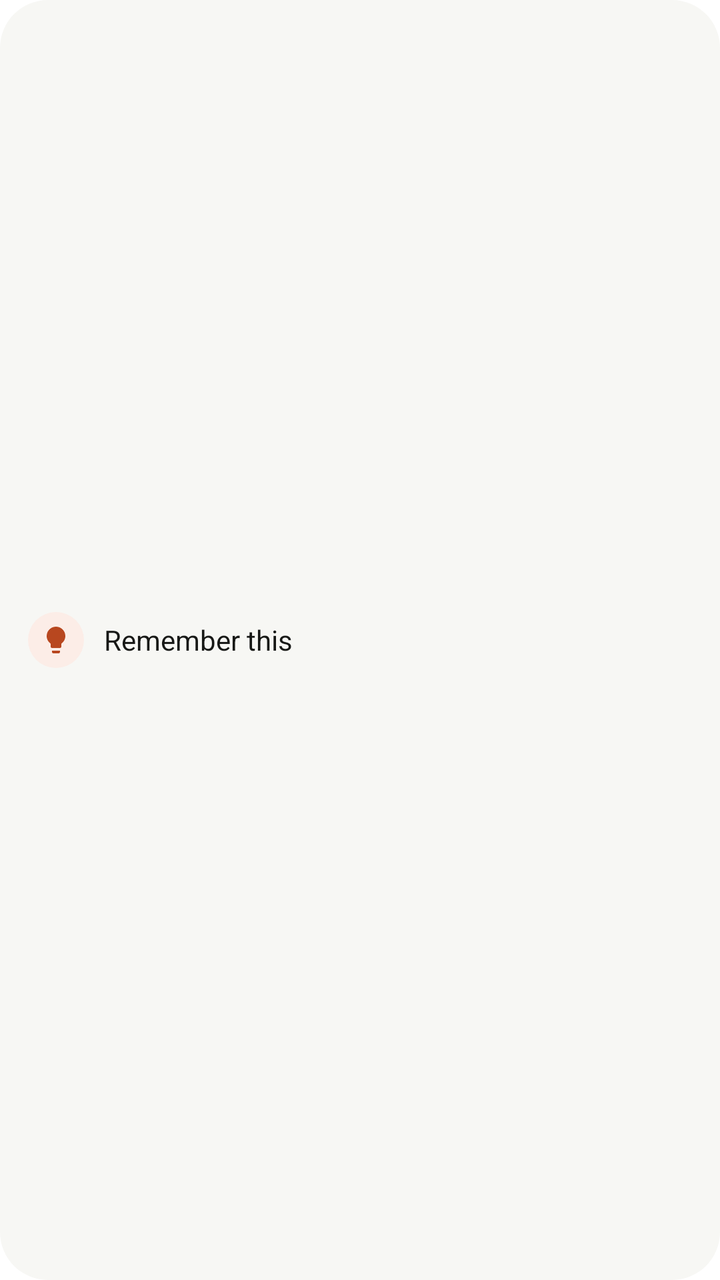
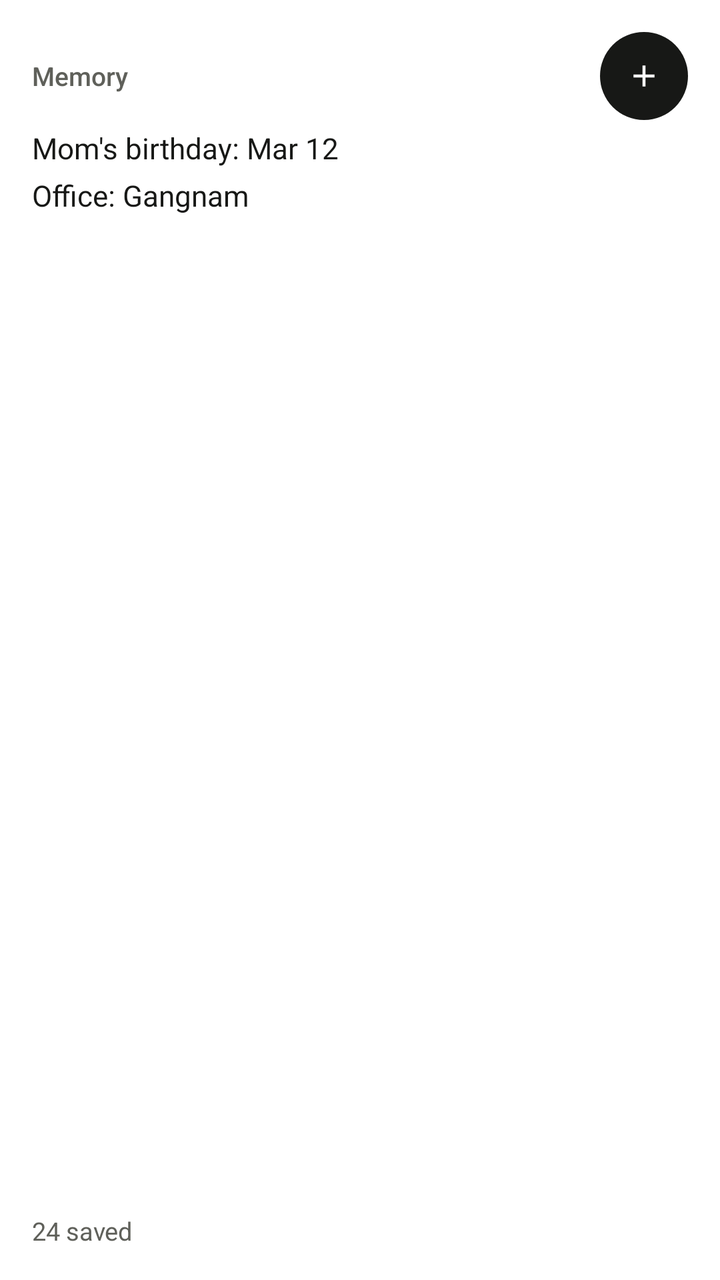

Compare the two renders of this Android layout. The source of the first and the diff that turns it into the second are given below.
<!-- AndroidManifest.xml: fallback theme Theme.MaterialComponents.DayNight.NoActionBar -->
<!-- res/layout/widget_preview_memory.xml -->
<?xml version="1.0" encoding="utf-8"?>
<LinearLayout xmlns:android="http://schemas.android.com/apk/res/android"
    android:layout_width="match_parent"
    android:layout_height="match_parent"
    android:background="@drawable/widget_preview_bg"
    android:gravity="center_vertical"
    android:orientation="horizontal"
    android:padding="14dp">

    <ImageView
        android:layout_width="28dp"
        android:layout_height="28dp"
        android:background="@drawable/widget_preview_dot"
        android:importantForAccessibility="no"
        android:padding="6dp"
        android:src="@drawable/ic_widget_bulb"
        android:tint="@color/widget_preview_accent" />

    <TextView
        android:layout_width="0dp"
        android:layout_height="wrap_content"
        android:layout_marginStart="10dp"
        android:layout_weight="1"
        android:maxLines="3"
        android:text="@string/widget_memory_preview"
        android:textColor="@color/widget_preview_text"
        android:textSize="14sp" />
</LinearLayout>
<!-- resources referenced by this layout -->
<resources>
  <color name="widget_preview_accent">#FFB8471F</color>
  <color name="widget_preview_text">#FF171816</color>
  <!-- drawable ic_widget_bulb (drawable) -->
  <?xml version="1.0" encoding="utf-8"?>
  <vector xmlns:android="http://schemas.android.com/apk/res/android"
      android:width="24dp"
      android:height="24dp"
      android:viewportWidth="24"
      android:viewportHeight="24">
      <path
          android:fillColor="#FFFFFFFF"
          android:pathData="M9,21c0,0.55 0.45,1 1,1h4c0.55,0 1,-0.45 1,-1v-1H9v1zM12,2C8.14,2 5,5.14 5,9c0,2.38 1.19,4.47 3,5.74V17c0,0.55 0.45,1 1,1h6c0.55,0 1,-0.45 1,-1v-2.26c1.81,-1.27 3,-3.36 3,-5.74 0,-3.86 -3.14,-7 -7,-7z" />
  </vector>
  <!-- drawable widget_preview_bg (drawable) -->
  <?xml version="1.0" encoding="utf-8"?>
  <shape xmlns:android="http://schemas.android.com/apk/res/android" android:shape="rectangle">
      <solid android:color="@color/widget_preview_bg" />
      <corners android:radius="24dp" />
  </shape>
  <!-- drawable widget_preview_dot (drawable) -->
  <?xml version="1.0" encoding="utf-8"?>
  <shape xmlns:android="http://schemas.android.com/apk/res/android" android:shape="oval">
      <solid android:color="@color/widget_preview_dot" />
  </shape>
  <string name="widget_memory_preview">Remember this</string>
  <color name="widget_preview_bg">#FFF7F7F4</color>
  <color name="widget_preview_dot">#FFFCEDE7</color>
</resources>

<!-- the commit's change to res/layout/widget_preview_memory.xml (unified diff, before → after) -->
@@ -3,26 +3,57 @@
     android:layout_width="match_parent"
     android:layout_height="match_parent"
     android:background="@drawable/widget_preview_bg"
-    android:gravity="center_vertical"
-    android:orientation="horizontal"
-    android:padding="14dp">
+    android:orientation="vertical"
+    android:padding="16dp">
 
-    <ImageView
-        android:layout_width="28dp"
-        android:layout_height="28dp"
-        android:background="@drawable/widget_preview_dot"
-        android:importantForAccessibility="no"
-        android:padding="6dp"
-        android:src="@drawable/ic_widget_bulb"
-        android:tint="@color/widget_preview_accent" />
+    <LinearLayout
+        android:layout_width="match_parent"
+        android:layout_height="wrap_content"
+        android:gravity="center_vertical"
+        android:orientation="horizontal">
+
+        <TextView
+            android:layout_width="0dp"
+            android:layout_height="wrap_content"
+            android:layout_weight="1"
+            android:text="@string/widget_memory_preview_title"
+            android:textColor="@color/widget_preview_sub"
+            android:textSize="13sp"
+            android:fontFamily="sans-serif-medium" />
+
+        <ImageView
+            android:layout_width="44dp"
+            android:layout_height="44dp"
+            android:background="@drawable/widget_preview_round_ink"
+            android:contentDescription="@string/widget_memory_preview"
+            android:padding="13dp"
+            android:src="@drawable/ic_widget_add"
+            android:tint="@color/widget_preview_on_ink" />
+    </LinearLayout>
 
     <TextView
-        android:layout_width="0dp"
+        android:layout_width="match_parent"
         android:layout_height="wrap_content"
-        android:layout_marginStart="10dp"
+        android:layout_marginTop="4dp"
+        android:maxLines="1"
+        android:text="@string/widget_memory_preview_1"
+        android:textColor="@color/widget_preview_text"
+        android:textSize="14.5sp" />
+
+    <TextView
+        android:layout_width="match_parent"
+        android:layout_height="0dp"
+        android:layout_marginTop="4dp"
         android:layout_weight="1"
-        android:maxLines="3"
-        android:text="@string/widget_memory_preview"
+        android:maxLines="1"
+        android:text="@string/widget_memory_preview_2"
         android:textColor="@color/widget_preview_text"
-        android:textSize="14sp" />
+        android:textSize="14.5sp" />
+
+    <TextView
+        android:layout_width="wrap_content"
+        android:layout_height="wrap_content"
+        android:text="@string/widget_memory_preview_count"
+        android:textColor="@color/widget_preview_sub"
+        android:textSize="12.5sp" />
 </LinearLayout>
<!-- resource entries referenced after the edit -->
@@ -1,8 +1,9 @@
 <!-- resources referenced by this layout -->
 <resources>
-  <color name="widget_preview_accent">#FFB8471F</color>
+  <color name="widget_preview_on_ink">#FFFFFFFF</color>
+  <color name="widget_preview_sub">#FF5F605A</color>
   <color name="widget_preview_text">#FF171816</color>
-  <!-- drawable ic_widget_bulb (drawable) -->
+  <!-- drawable ic_widget_add (drawable) -->
   <?xml version="1.0" encoding="utf-8"?>
   <vector xmlns:android="http://schemas.android.com/apk/res/android"
       android:width="24dp"
@@ -11,21 +12,24 @@
       android:viewportHeight="24">
       <path
           android:fillColor="#FFFFFFFF"
-          android:pathData="M9,21c0,0.55 0.45,1 1,1h4c0.55,0 1,-0.45 1,-1v-1H9v1zM12,2C8.14,2 5,5.14 5,9c0,2.38 1.19,4.47 3,5.74V17c0,0.55 0.45,1 1,1h6c0.55,0 1,-0.45 1,-1v-2.26c1.81,-1.27 3,-3.36 3,-5.74 0,-3.86 -3.14,-7 -7,-7z" />
+          android:pathData="M19,13h-6v6h-2v-6H5v-2h6V5h2v6h6v2z" />
   </vector>
   <!-- drawable widget_preview_bg (drawable) -->
   <?xml version="1.0" encoding="utf-8"?>
   <shape xmlns:android="http://schemas.android.com/apk/res/android" android:shape="rectangle">
       <solid android:color="@color/widget_preview_bg" />
-      <corners android:radius="24dp" />
+      <corners android:radius="28dp" />
   </shape>
-  <!-- drawable widget_preview_dot (drawable) -->
+  <!-- drawable widget_preview_round_ink (drawable) -->
   <?xml version="1.0" encoding="utf-8"?>
   <shape xmlns:android="http://schemas.android.com/apk/res/android" android:shape="oval">
-      <solid android:color="@color/widget_preview_dot" />
+      <solid android:color="@color/widget_preview_text" />
   </shape>
   <string name="widget_memory_preview">Remember this</string>
-  <color name="widget_preview_bg">#FFF7F7F4</color>
-  <color name="widget_preview_dot">#FFFCEDE7</color>
+  <string name="widget_memory_preview_1">Mom\'s birthday: Mar 12</string>
+  <string name="widget_memory_preview_2">Office: Gangnam</string>
+  <string name="widget_memory_preview_count">24 saved</string>
+  <string name="widget_memory_preview_title">Memory</string>
+  <color name="widget_preview_bg">#FFFFFFFF</color>
 </resources>
 
